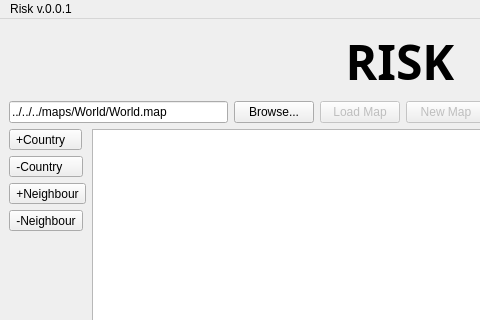
Qt form gui/main_window.ui (TaimoorRana/Risk) before a commit; both pictures show x 0 to 480 and y 0 to 320 of the 800 by 600 pixel window.
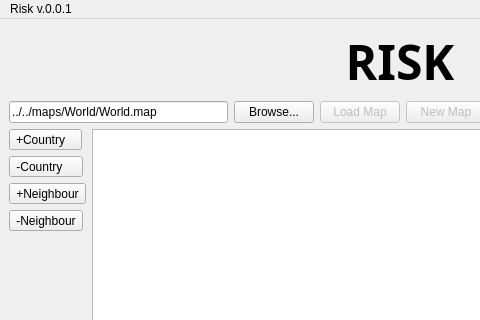
The same form after that commit.

Commit message: About to submit A2

The edit to the form file:
```diff
--- a/gui/main_window.ui
+++ b/gui/main_window.ui
@@ -41,7 +41,7 @@
       <item>
        <widget class="QLineEdit" name="filenameLineEdit">
         <property name="text">
-         <string>../../../maps/World/World.map</string>
+         <string>../../maps/World/World.map</string>
         </property>
        </widget>
       </item>
```
The commit also changes 2 other files.
